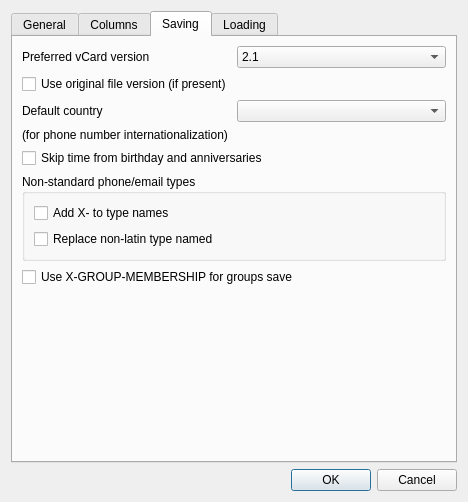
DarkHobbit/doublecontact, file app/settingsdialog.ui: the form before one commit.
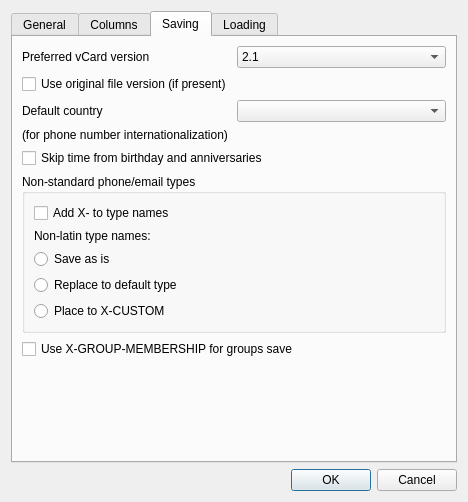
The form after the commit. The open tabs and pages were chosen to show the change.

Commit message: Added placing non-latin typenames in X-CUSTOM

The edit to the form file:
```diff
--- a/app/settingsdialog.ui
+++ b/app/settingsdialog.ui
@@ -283,12 +283,42 @@
            </widget>
           </item>
           <item>
-           <widget class="QCheckBox" name="cbReplaceNLNSNames">
+           <widget class="QLabel" name="lbNonLatinTypeNamesPolicy">
             <property name="text">
-             <string>Replace non-latin type named</string>
+             <string>Non-latin type names:</string>
             </property>
            </widget>
           </item>
+          <item>
+           <widget class="QRadioButton" name="rbSaveNLNSNamesAsIs">
+            <property name="text">
+             <string>Save as is</string>
+            </property>
+            <attribute name="buttonGroup">
+             <string notr="true">bgNlTnPolicy</string>
+            </attribute>
+           </widget>
+          </item>
+          <item>
+           <widget class="QRadioButton" name="rbReplaceNLNSNames">
+            <property name="text">
+             <string>Replace to default type</string>
+            </property>
+            <attribute name="buttonGroup">
+             <string notr="true">bgNlTnPolicy</string>
+            </attribute>
+           </widget>
+          </item>
+          <item>
+           <widget class="QRadioButton" name="rbXCustomizeNLNSNames">
+            <property name="text">
+             <string>Place to X-CUSTOM</string>
+            </property>
+            <attribute name="buttonGroup">
+             <string notr="true">bgNlTnPolicy</string>
+            </attribute>
+           </widget>
+          </item>
          </layout>
         </widget>
        </item>
```
Left out of the diff: 3 changed lines with no effect on the pictures. The commit also changes 17 other files.
